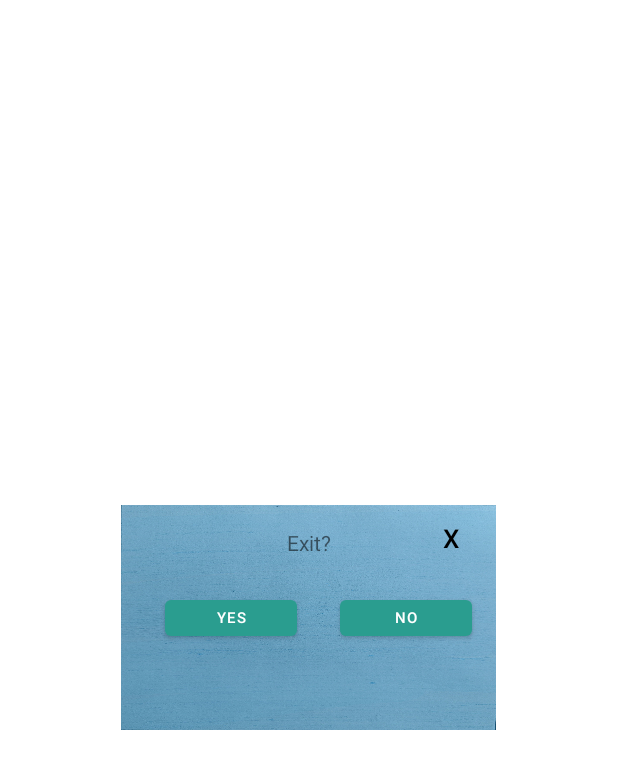
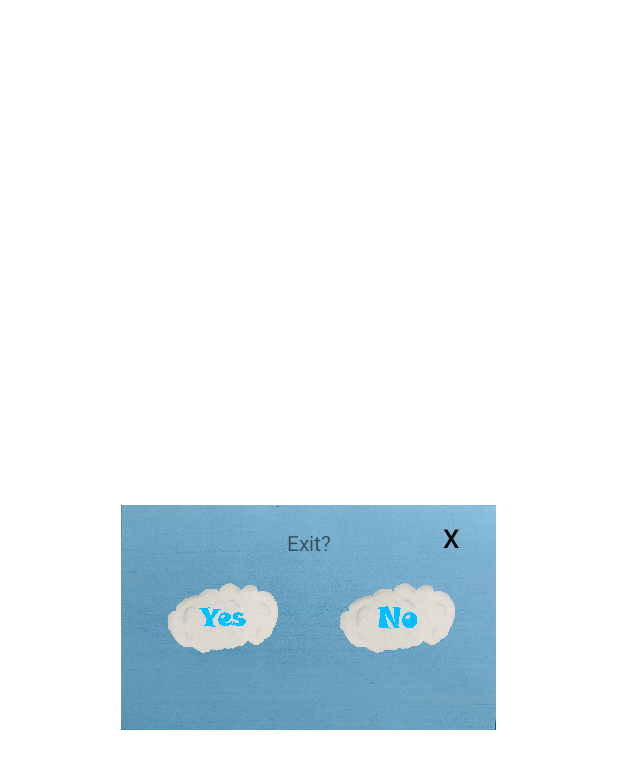
Before and after one commit to Pall00/AndroidProjektiRentoutusApp, an Android app: the layout makingsurepopup.xml on its own in the app's theme, with its tools: preview values and no code run, on a phone screen of 412 x 824 dp. Shown: the top 769 px of the screen. Run offline under Robolectric (Android 15) with nearby library versions, the phone set to English and light mode, and no system bars.

Commit message:
New buttons for makingsurepopups. Commit

```diff
--- a/app/src/main/res/layout/makingsurepopup.xml
+++ b/app/src/main/res/layout/makingsurepopup.xml
@@ -7,30 +7,6 @@
     android:layout_gravity="center"
     android:background="@drawable/backgroundblue"
     android:orientation="vertical">
-
-    <Button
-        android:id="@+id/yesButton"
-        android:layout_width="wrap_content"
-        android:layout_height="36dp"
-        android:onClick="exitchoiceButton"
-        android:text="Yes"
-        android:textSize="10dp"
-        app:layout_constraintBottom_toBottomOf="parent"
-        app:layout_constraintEnd_toStartOf="@+id/noButton"
-        app:layout_constraintStart_toStartOf="parent"
-        app:layout_constraintTop_toTopOf="parent" />
-
-    <Button
-        android:id="@+id/noButton"
-        android:layout_width="0dp"
-        android:layout_height="36dp"
-        android:layout_marginEnd="16dp"
-        android:onClick="exitchoiceButton"
-        android:text="no"
-        android:textSize="10dp"
-        app:layout_constraintBottom_toBottomOf="parent"
-        app:layout_constraintEnd_toEndOf="parent"
-        app:layout_constraintTop_toTopOf="parent" />
 
     <Button
         android:id="@+id/closeButton"
@@ -55,4 +31,27 @@
         app:layout_constraintEnd_toEndOf="parent"
         app:layout_constraintStart_toStartOf="parent"
         app:layout_constraintTop_toTopOf="parent" />
+
+    <ImageButton
+        android:id="@+id/yesButton"
+        android:layout_width="84dp"
+        android:layout_height="56dp"
+        android:layout_marginStart="24dp"
+        android:background="@drawable/yesbutton"
+        android:onClick="exitchoiceButton"
+        app:layout_constraintBottom_toBottomOf="parent"
+        app:layout_constraintStart_toStartOf="parent"
+        app:layout_constraintTop_toTopOf="parent" />
+
+    <ImageButton
+        android:id="@+id/noButton"
+        android:layout_width="87dp"
+        android:layout_height="56dp"
+        android:background="@drawable/nobutton"
+        android:onClick="exitchoiceButton"
+        app:layout_constraintBottom_toBottomOf="parent"
+        app:layout_constraintEnd_toEndOf="parent"
+        app:layout_constraintHorizontal_bias="0.563"
+        app:layout_constraintStart_toEndOf="@+id/yesButton"
+        app:layout_constraintTop_toTopOf="parent" />
 </androidx.constraintlayout.widget.ConstraintLayout>
```
Also changed, not shown: app/src/main/res/drawable-v24/nobutton.png (added), app/src/main/res/drawable-v24/yesbutton.png (added).
